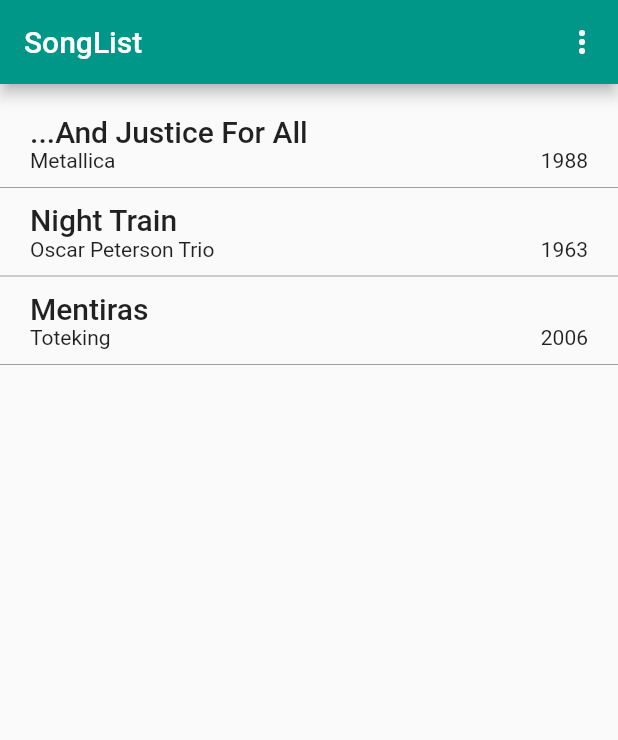
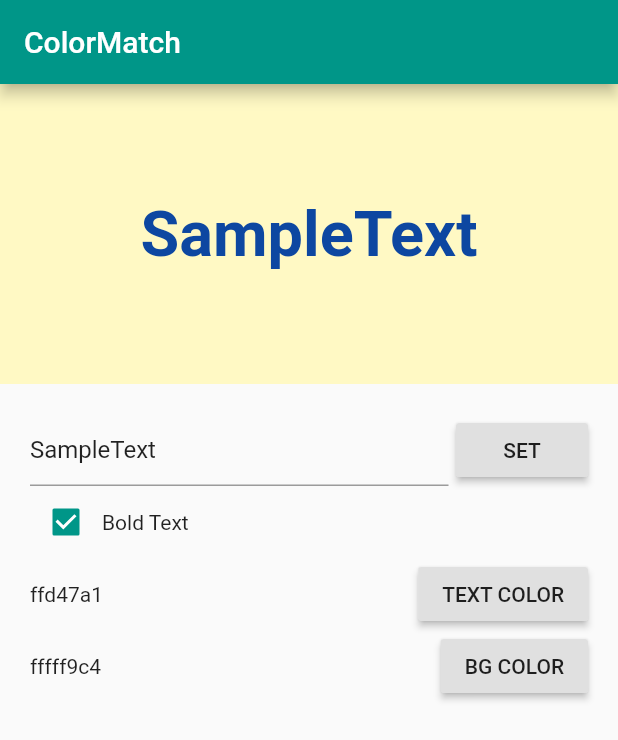
Before and after one commit to juliamauri/dart_and_flutter, a Flutter app: the screen it shows after launch, on a phone screen of 412 x 824 dp. Shown: the top 740 px of the screen. Run offline on Flutter 3.47's test engine with Material 2 defaults, Android fonts, the phone set to English and light mode, and no system bars.

Commit message:
ColorMatchApp Done

```diff
--- /dev/null
+++ b/flutter/exemples/lib/ColorMatchApp/ChooseColorScreen.dart
@@ -0,0 +1,41 @@
+import 'dart:math' as math;
+
+import 'package:flutter/material.dart';
+
+class ChooseColorScreen extends StatelessWidget {
+  @override
+  Widget build(BuildContext context) {
+    return Scaffold(
+      appBar: AppBar(
+        title: Text('ColorMatch'),
+      ),
+      body: GridView.count(
+        crossAxisCount: 6,
+        children: <Widget>[
+          for (int i = 0; i < 6 * 8; i++)
+            BoxColor()
+        ],
+      ),
+    );
+  }
+}
+
+class BoxColor extends StatelessWidget {
+  BoxColor({
+    Key key,
+  }) : super(key: key);
+
+  final Color c = Color((math.Random().nextDouble() * 0xFFFFFF).toInt() << 0).withOpacity(1.0);
+
+  @override
+  Widget build(BuildContext context) {
+    return GestureDetector(
+      child: Container(
+        color: c,
+      ),
+      onTap: () {
+        Navigator.of(context).pop(c);
+      },
+    );
+  }
+}
--- /dev/null
+++ b/flutter/exemples/lib/ColorMatchApp/ColorMatchScreen.dart
@@ -0,0 +1,174 @@
+import 'package:flutter/material.dart';
+
+class ColorMatchScreen extends StatefulWidget {
+  @override
+  _ColorMatchScreenState createState() => _ColorMatchScreenState();
+}
+
+class _ColorMatchScreenState extends State<ColorMatchScreen> {
+  TextEditingController _controller;
+
+  String displayingText;
+  bool boldText;
+  Color textColor;
+  Color bgColor;
+
+  @override
+  void initState() {
+    _controller = TextEditingController();
+    _controller.text = displayingText = 'SampleText';
+    boldText = true;
+    textColor = Colors.blue[900];
+    bgColor = Colors.yellow[100];
+    super.initState();
+  }
+
+  @override
+  Widget build(BuildContext context) {
+    return Scaffold(
+        appBar: AppBar(
+          title: Text('ColorMatch'),
+        ),
+        resizeToAvoidBottomPadding: false,
+        body: Column(
+          children: <Widget>[
+            DisplayText(
+                bgColor: bgColor,
+                displayingText: displayingText,
+                textColor: textColor,
+                boldText: boldText),
+            Padding(
+              padding: EdgeInsets.all(20),
+              child: Column(
+                children: <Widget>[
+                  Row(
+                    children: <Widget>[
+                      Expanded(
+                        child: TextField(
+                          controller: _controller,
+                        ),
+                      ),
+                      SizedBox(
+                        width: 5,
+                      ),
+                      RaisedButton(
+                        child: Text('SET'),
+                        onPressed: () {
+                          if (_controller.text.isNotEmpty) {
+                            setState(() {
+                              displayingText = _controller.text;
+                            });
+                          }
+                        },
+                      ),
+                    ],
+                  ),
+                  Row(
+                    mainAxisAlignment: MainAxisAlignment.start,
+                    children: <Widget>[
+                      Checkbox(
+                        value: boldText,
+                        onChanged: (bold) {
+                          setState(() {
+                            boldText = bold;
+                          });
+                        },
+                      ),
+                      Text('Bold Text'),
+                    ],
+                  ),
+                  ColorInput('TEXT COLOR', this,
+                      colorEdit: textColor, bg: false),
+                  ColorInput('BG COLOR', this, colorEdit: bgColor, bg: true),
+                ],
+              ),
+            )
+          ],
+        ));
+  }
+}
+
+class ColorInput extends StatelessWidget {
+  const ColorInput(
+    this.title,
+    this.parent, {
+    Key key,
+    @required this.colorEdit,
+    this.bg,
+  }) : super(key: key);
+
+  final String title;
+  final Color colorEdit;
+  final _ColorMatchScreenState parent;
+  final bool bg;
+
+  String toHex(Color c, {bool leadingHashSign = false}) =>
+      '${leadingHashSign ? '#' : ''}'
+      '${c.alpha.toRadixString(16)}'
+      '${c.red.toRadixString(16)}'
+      '${c.green.toRadixString(16)}'
+      '${c.blue.toRadixString(16)}';
+
+  @override
+  Widget build(BuildContext context) {
+    return Row(
+      children: <Widget>[
+        Text(toHex(colorEdit)),
+        Expanded(
+          child: Container(
+            alignment: Alignment.centerRight,
+            child: RaisedButton(
+              child: Text(title),
+              onPressed: () {
+                Navigator.of(context).pushNamed('/choose').then((newColor) {
+                  if (newColor != null) {
+                    parent.setState(() {
+                      if (bg) {
+                        parent.bgColor = newColor;
+                      } else {
+                        parent.textColor = newColor;
+                      }
+                    });
+                  }
+                });
+              },
+            ),
+          ),
+        )
+      ],
+    );
+  }
+}
+
+class DisplayText extends StatelessWidget {
+  const DisplayText({
+    Key key,
+    @required this.bgColor,
+    @required this.displayingText,
+    @required this.textColor,
+    @required this.boldText,
+  }) : super(key: key);
+
+  final Color bgColor;
+  final String displayingText;
+  final Color textColor;
+  final bool boldText;
+
+  @override
+  Widget build(BuildContext context) {
+    return Container(
+      height: 200,
+      color: bgColor,
+      child: Center(
+        child: Text(
+          displayingText,
+          style: TextStyle(
+            color: textColor,
+            fontSize: 42,
+            fontWeight: (boldText ? FontWeight.w700 : FontWeight.w400),
+          ),
+        ),
+      ),
+    );
+  }
+}
--- /dev/null
+++ b/flutter/exemples/lib/ColorMatchApp/main.dart
@@ -0,0 +1,25 @@
+import 'package:flutter/material.dart';
+import 'ChooseColorScreen.dart';
+import 'ColorMatchScreen.dart';
+void main() {
+  runApp(App());
+}
+
+class App extends StatelessWidget {
+  const App({
+    Key key,
+  }) : super(key: key);
+
+
+  @override
+  Widget build(BuildContext context) {
+    return MaterialApp(
+      theme: ThemeData(primarySwatch: Colors.teal),
+      initialRoute: '/',
+      routes: {
+        '/' : (context) => ColorMatchScreen(),
+        '/choose' : (context) => ChooseColorScreen(),
+      },
+    );
+  }
+}
--- a/flutter/exemples/lib/main.dart
+++ b/flutter/exemples/lib/main.dart
@@ -1,25 +1,15 @@
 import 'package:flutter/material.dart';
-import 'SongListApp/Song.dart';
-import 'SongListApp/SongEditScreen.dart';
-import 'SongListApp/SongListScreen.dart';
+import 'ColorMatchApp/ChooseColorScreen.dart';
+import 'ColorMatchApp/ColorMatchScreen.dart';
 void main() {
   runApp(App());
 }
 
-List<Song> GetSongs() {
-  List<Song> ret = List<Song>();
-  ret.add(Song('...And Justice For All','Metallica',1988));
-  ret.add(Song('Night Train','Oscar Peterson Trio',1963));
-  ret.add(Song('Mentiras','Toteking',2006));
-  return ret;
-}
-
 class App extends StatelessWidget {
-  App({
+  const App({
     Key key,
   }) : super(key: key);
 
-  final List<Song> songs = GetSongs();
 
   @override
   Widget build(BuildContext context) {
@@ -27,8 +17,8 @@ class App extends StatelessWidget {
       theme: ThemeData(primarySwatch: Colors.teal),
       initialRoute: '/',
       routes: {
-        '/' : (context) => SongListScreen(songs),
-        '/edit' : (context) => SongEditScreen(),
+        '/' : (context) => ColorMatchScreen(),
+        '/choose' : (context) => ChooseColorScreen(),
       },
     );
   }
```
